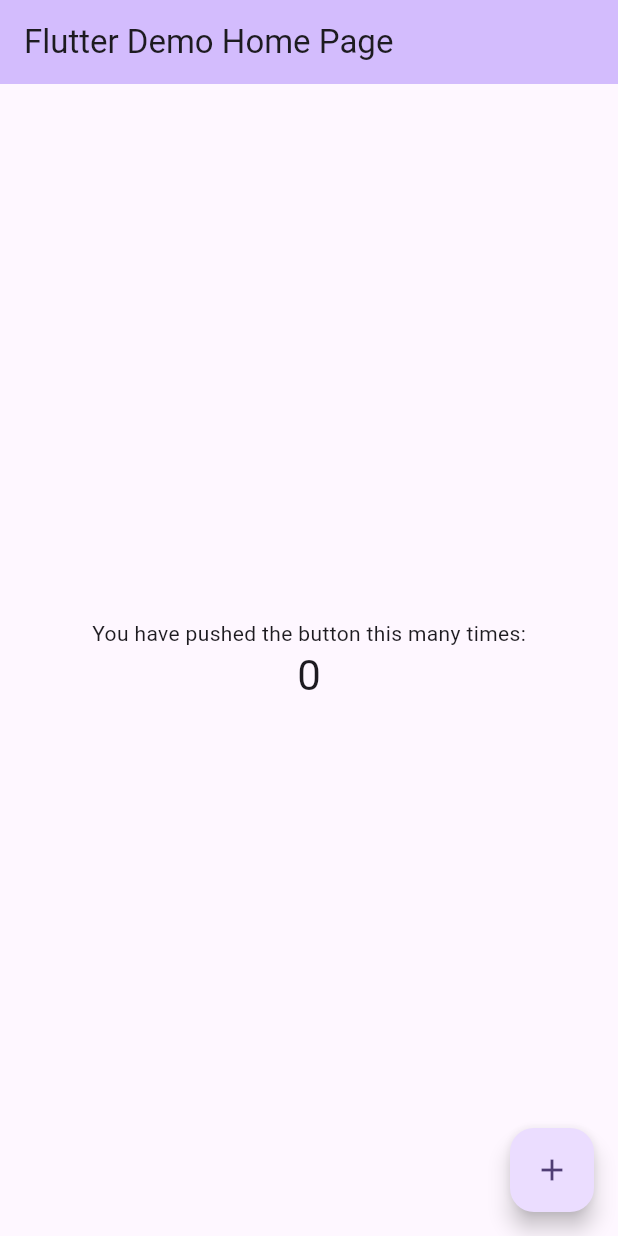
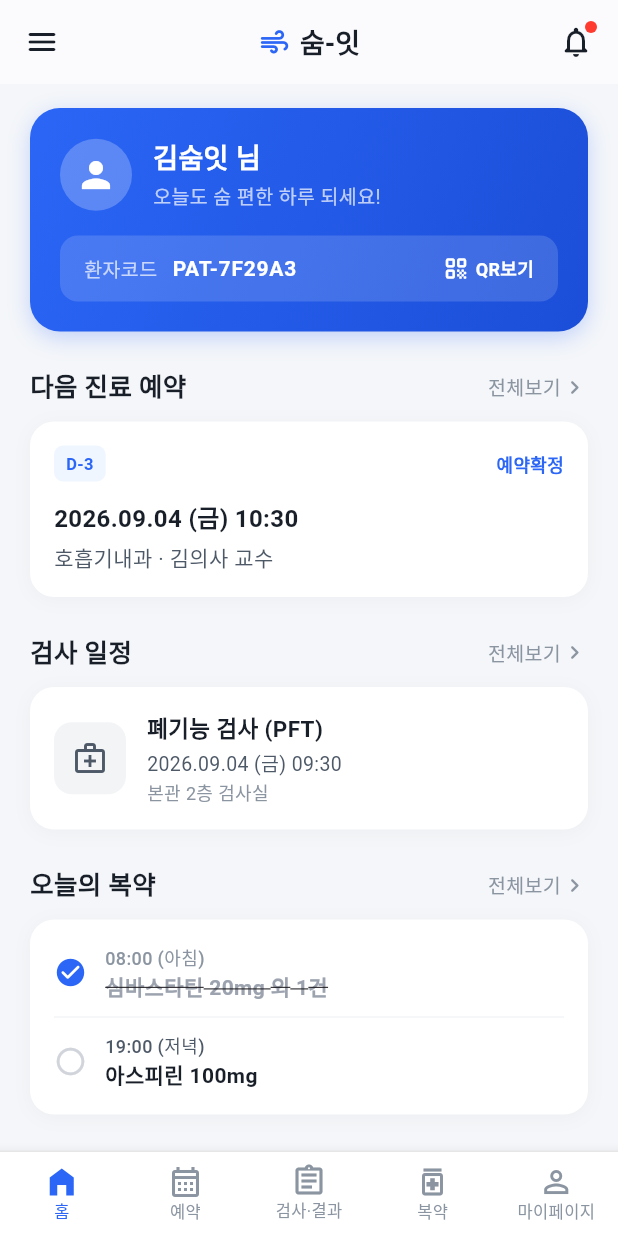
Before and after one commit to 0JustDoIT1/SoomIT, a Flutter app: the screen it shows after launch, on a phone screen of 412 x 824 dp. Run offline on Flutter 3.47's test engine with Material 3 defaults, Android fonts, the phone set to English and light mode, and no system bars.

Commit message:
260901_플러터2

```diff
--- /dev/null
+++ b/patient_app/lib/features/home/screens/home_screen.dart
@@ -0,0 +1,434 @@
+import 'package:flutter/material.dart';
+
+class HomeScreen extends StatefulWidget {
+  const HomeScreen({super.key});
+
+  @override
+  State<HomeScreen> createState() => _HomeScreenState();
+}
+
+class _HomeScreenState extends State<HomeScreen> {
+  int _selectedIndex = 0;
+
+  // 복약 체크 상태 관리 (임시 Mock)
+  final Map<String, bool> _medicationStatus = {
+    'morning': true,
+    'evening': false,
+  };
+
+  @override
+  Widget build(BuildContext context) {
+    return Scaffold(
+      backgroundColor: const Color(0xFFF4F6F9),
+      // 1. 상단 앱바
+      appBar: AppBar(
+        backgroundColor: Colors.white,
+        elevation: 0.5,
+        leading: IconButton(
+          icon: const Icon(Icons.menu_rounded, color: Color(0xFF191F28)),
+          onPressed: () {},
+        ),
+        title: Row(
+          mainAxisSize: MainAxisSize.min,
+          children: const [
+            Icon(Icons.air_rounded, color: Color(0xFF2B66F6), size: 22),
+            SizedBox(width: 6),
+            Text(
+              '숨-잇',
+              style: TextStyle(
+                color: Color(0xFF191F28),
+                fontWeight: FontWeight.bold,
+                fontSize: 18,
+              ),
+            ),
+          ],
+        ),
+        centerTitle: true,
+        actions: [
+          Stack(
+            alignment: Alignment.center,
+            children: [
+              IconButton(
+                icon: const Icon(Icons.notifications_none_rounded, color: Color(0xFF191F28)),
+                onPressed: () {},
+              ),
+              Positioned(
+                right: 10,
+                top: 10,
+                child: Container(
+                  width: 8,
+                  height: 8,
+                  decoration: const BoxDecoration(
+                    color: Color(0xFFFF3B30),
+                    shape: BoxShape.circle,
+                  ),
+                ),
+              ),
+            ],
+          ),
+          const SizedBox(width: 4),
+        ],
+      ),
+
+      // 2. 스크롤 본문
+      body: SafeArea(
+        child: SingleChildScrollView(
+          physics: const BouncingScrollPhysics(),
+          padding: const EdgeInsets.symmetric(horizontal: 20.0, vertical: 16.0),
+          child: Column(
+            crossAxisAlignment: CrossAxisAlignment.start,
+            children: [
+              // 환자 프로필 & 환자코드 카드
+              _buildProfileCard(),
+              const SizedBox(height: 24),
+
+              // 외래진료 예약 섹션
+              _buildSectionHeader('다음 진료 예약', () {}),
+              const SizedBox(height: 10),
+              _buildAppointmentCard(),
+              const SizedBox(height: 24),
+
+              // 검사 일정 섹션
+              _buildSectionHeader('검사 일정', () {}),
+              const SizedBox(height: 10),
+              _buildExamCard(),
+              const SizedBox(height: 24),
+
+              // 복약 일정 섹션
+              _buildSectionHeader('오늘의 복약', () {}),
+              const SizedBox(height: 10),
+              _buildMedicationCard(),
+              const SizedBox(height: 24),
+
+              // 최근 알림 섹션
+              _buildSectionHeader('최근 알림', () {}),
+              const SizedBox(height: 10),
+              _buildRecentNotificationsCard(),
+              const SizedBox(height: 20),
+            ],
+          ),
+        ),
+      ),
+
+      // 3. 하단 탭바
+      bottomNavigationBar: Container(
+        decoration: const BoxDecoration(
+          border: Border(top: BorderSide(color: Color(0xFFEEEEEE), width: 1.0)),
+        ),
+        child: BottomNavigationBar(
+          currentIndex: _selectedIndex,
+          onTap: (index) => setState(() => _selectedIndex = index),
+          type: BottomNavigationBarType.fixed,
+          backgroundColor: Colors.white,
+          selectedItemColor: const Color(0xFF2B66F6),
+          unselectedItemColor: const Color(0xFF8B95A1),
+          selectedFontSize: 11,
+          unselectedFontSize: 11,
+          items: const [
+            BottomNavigationBarItem(icon: Icon(Icons.home_filled), label: '홈'),
+            BottomNavigationBarItem(icon: Icon(Icons.calendar_month_outlined), label: '예약'),
+            BottomNavigationBarItem(icon: Icon(Icons.assignment_outlined), label: '검사·결과'),
+            BottomNavigationBarItem(icon: Icon(Icons.medication_outlined), label: '복약'),
+            BottomNavigationBarItem(icon: Icon(Icons.person_outline), label: '마이페이지'),
+          ],
+        ),
+      ),
+    );
+  }
+
+  // 공통 섹션 헤더
+  Widget _buildSectionHeader(String title, VoidCallback onMoreTap) {
+    return Row(
+      mainAxisAlignment: MainAxisAlignment.spaceBetween,
+      children: [
+        Text(
+          title,
+          style: const TextStyle(
+            fontSize: 17,
+            fontWeight: FontWeight.bold,
+            color: Color(0xFF191F28),
+          ),
+        ),
+        GestureDetector(
+          onTap: onMoreTap,
+          child: const Row(
+            children: [
+              Text(
+                '전체보기',
+                style: TextStyle(fontSize: 13, color: Color(0xFF8B95A1), fontWeight: FontWeight.w500),
+              ),
+              Icon(Icons.chevron_right_rounded, size: 18, color: Color(0xFF8B95A1)),
+            ],
+          ),
+        ),
+      ],
+    );
+  }
+
+  // 1) 프로필 & 환자코드 카드
+  Widget _buildProfileCard() {
+    return Container(
+      padding: const EdgeInsets.all(20),
+      decoration: BoxDecoration(
+        gradient: const LinearGradient(
+          colors: [Color(0xFF2B66F6), Color(0xFF1B4ED8)],
+          begin: Alignment.topLeft,
+          end: Alignment.bottomRight,
+        ),
+        borderRadius: BorderRadius.circular(20),
+        boxShadow: [
+          BoxShadow(
+            color: const Color(0xFF2B66F6).withOpacity(0.25),
+            blurRadius: 12,
+            offset: const Offset(0, 4),
+          ),
+        ],
+      ),
+      child: Column(
+        children: [
+          Row(
+            children: [
+              const CircleAvatar(
+                radius: 24,
+                backgroundColor: Colors.white24,
+                child: Icon(Icons.person, color: Colors.white, size: 28),
+              ),
+              const SizedBox(width: 14),
+              Column(
+                crossAxisAlignment: CrossAxisAlignment.start,
+                children: const [
+                  Text(
+                    '김숨잇 님',
+                    style: TextStyle(fontSize: 18, fontWeight: FontWeight.bold, color: Colors.white),
+                  ),
+                  SizedBox(height: 2),
+                  Text(
+                    '오늘도 숨 편한 하루 되세요!',
+                    style: TextStyle(fontSize: 13, color: Colors.white70),
+                  ),
+                ],
+              ),
+            ],
+          ),
+          const SizedBox(height: 16),
+          Container(
+            padding: const EdgeInsets.symmetric(horizontal: 16, vertical: 12),
+            decoration: BoxDecoration(
+              color: Colors.white.withOpacity(0.15),
+              borderRadius: BorderRadius.circular(12),
+            ),
+            child: Row(
+              mainAxisAlignment: MainAxisAlignment.spaceBetween,
+              children: [
+                const Row(
+                  children: [
+                    Text('환자코드', style: TextStyle(fontSize: 13, color: Colors.white70)),
+                    SizedBox(width: 10),
+                    Text(
+                      'PAT-7F29A3',
+                      style: TextStyle(fontSize: 14, fontWeight: FontWeight.bold, color: Colors.white, letterSpacing: 0.5),
+                    ),
+                  ],
+                ),
+                InkWell(
+                  onTap: () {},
+                  child: Row(
+                    children: const [
+                      Icon(Icons.qr_code_rounded, color: Colors.white, size: 18),
+                      SizedBox(width: 4),
+                      Text('QR보기', style: TextStyle(fontSize: 12, color: Colors.white, fontWeight: FontWeight.w600)),
+                    ],
+                  ),
+                ),
+              ],
+            ),
+          ),
+        ],
+      ),
+    );
+  }
+
+  // 2) 외래진료 예약 카드
+  Widget _buildAppointmentCard() {
+    return _buildBaseCard(
+      child: Column(
+        crossAxisAlignment: CrossAxisAlignment.start,
+        children: [
+          Row(
+            mainAxisAlignment: MainAxisAlignment.spaceBetween,
+            children: [
+              _buildTag('D-3', const Color(0xFFEFF6FF), const Color(0xFF2B66F6)),
+              const Text('예약확정', style: TextStyle(fontSize: 12, color: Color(0xFF2B66F6), fontWeight: FontWeight.w600)),
+            ],
+          ),
+          const SizedBox(height: 12),
+          const Text('2026.09.04 (금) 10:30', style: TextStyle(fontSize: 16, fontWeight: FontWeight.bold, color: Color(0xFF191F28))),
+          const SizedBox(height: 4),
+          const Text('호흡기내과 · 김의사 교수', style: TextStyle(fontSize: 14, color: Color(0xFF4E5968))),
+        ],
+      ),
+    );
+  }
+
+  // 3) 검사 일정 카드
+  Widget _buildExamCard() {
+    return _buildBaseCard(
+      child: Row(
+        children: [
+          Container(
+            padding: const EdgeInsets.all(12),
+            decoration: BoxDecoration(
+              color: const Color(0xFFF3F4F6),
+              borderRadius: BorderRadius.circular(12),
+            ),
+            child: const Icon(Icons.medical_services_outlined, color: Color(0xFF4E5968), size: 24),
+          ),
+          const SizedBox(width: 14),
+          Expanded(
+            child: Column(
+              crossAxisAlignment: CrossAxisAlignment.start,
+              children: const [
+                Text('폐기능 검사 (PFT)', style: TextStyle(fontSize: 15, fontWeight: FontWeight.bold, color: Color(0xFF191F28))),
+                SizedBox(height: 2),
+                Text('2026.09.04 (금) 09:30', style: TextStyle(fontSize: 13, color: Color(0xFF4E5968))),
+                Text('본관 2층 검사실', style: TextStyle(fontSize: 12, color: Color(0xFF8B95A1))),
+              ],
+            ),
+          ),
+        ],
+      ),
+    );
+  }
+
+  // 4) 복약 일정 카드
+  Widget _buildMedicationCard() {
+    return _buildBaseCard(
+      child: Column(
+        children: [
+          _buildMedicationRow('morning', '08:00 (아침)', '심바스타틴 20mg 외 1건'),
+          const Divider(height: 20, color: Color(0xFFF2F4F6)),
+          _buildMedicationRow('evening', '19:00 (저녁)', '아스피린 100mg'),
+        ],
+      ),
+    );
+  }
+
+  Widget _buildMedicationRow(String key, String time, String name) {
+    bool isDone = _medicationStatus[key] ?? false;
+    return Row(
+      children: [
+        GestureDetector(
+          onTap: () {
+            setState(() {
+              _medicationStatus[key] = !isDone;
+            });
+          },
+          child: Icon(
+            isDone ? Icons.check_circle_rounded : Icons.radio_button_unchecked_rounded,
+            color: isDone ? const Color(0xFF2B66F6) : const Color(0xFFD1D5DB),
+            size: 22,
+          ),
+        ),
+        const SizedBox(width: 12),
+        Expanded(
+          child: Column(
+            crossAxisAlignment: CrossAxisAlignment.start,
+            children: [
+              Text(
+                time,
+                style: TextStyle(
+                  fontSize: 12,
+                  color: isDone ? const Color(0xFF8B95A1) : const Color(0xFF4E5968),
+                  fontWeight: FontWeight.w500,
+                ),
+              ),
+              Text(
+                name,
+                style: TextStyle(
+                  fontSize: 14,
+                  fontWeight: FontWeight.w600,
+                  color: isDone ? const Color(0xFF9CA3AF) : const Color(0xFF191F28),
+                  decoration: isDone ? TextDecoration.lineThrough : null,
+                ),
+              ),
+            ],
+          ),
+        ),
+      ],
+    );
+  }
+
+  // 5) 최근 알림 카드
+  Widget _buildRecentNotificationsCard() {
+    return _buildBaseCard(
+      padding: const EdgeInsets.symmetric(horizontal: 16, vertical: 8),
+      child: Column(
+        children: [
+          _buildNotificationItem('폐기능 검사 결과지가 등록되었습니다.', '10분 전'),
+          const Divider(height: 1, color: Color(0xFFF2F4F6)),
+          _buildNotificationItem('9월 4일 진료 예약 안내', '1시간 전'),
+        ],
+      ),
+    );
+  }
+
+  Widget _buildNotificationItem(String title, String time) {
+    return Padding(
+      padding: const EdgeInsets.symmetric(vertical: 10.0),
+      child: Row(
+        children: [
+          Container(
+            width: 6,
+            height: 6,
+            decoration: const BoxDecoration(color: Color(0xFF2B66F6), shape: BoxShape.circle),
+          ),
+          const SizedBox(width: 10),
+          Expanded(
+            child: Text(
+              title,
+              style: const TextStyle(fontSize: 13, color: Color(0xFF333D4B)),
+              overflow: TextOverflow.ellipsis,
+            ),
+          ),
+          const SizedBox(width: 8),
+          Text(time, style: const TextStyle(fontSize: 11, color: Color(0xFF8B95A1))),
+        ],
+      ),
+    );
+  }
+
+  // 카드 공통 래퍼 위젯
+  Widget _buildBaseCard({required Widget child, EdgeInsetsGeometry? padding}) {
+    return Container(
+      width: double.infinity,
+      padding: padding ?? const EdgeInsets.all(16),
+      decoration: BoxDecoration(
+        color: Colors.white,
+        borderRadius: BorderRadius.circular(16),
+        boxShadow: [
+          BoxShadow(
+            color: Colors.black.withOpacity(0.03),
+            blurRadius: 10,
+            offset: const Offset(0, 2),
+          ),
+        ],
+      ),
+      child: child,
+    );
+  }
+
+  // Tag 위젯
+  Widget _buildTag(String text, Color bgColor, Color textColor) {
+    return Container(
+      padding: const EdgeInsets.symmetric(horizontal: 8, vertical: 4),
+      decoration: BoxDecoration(
+        color: bgColor,
+        borderRadius: BorderRadius.circular(6),
+      ),
+      child: Text(
+        text,
+        style: TextStyle(fontSize: 11, fontWeight: FontWeight.bold, color: textColor),
+      ),
+    );
+  }
+}
--- a/patient_app/lib/main.dart
+++ b/patient_app/lib/main.dart
@@ -1,4 +1,5 @@
 import 'package:flutter/material.dart';
+import 'features/home/screens/home_screen.dart';
 
 void main() {
   runApp(const MyApp());
@@ -7,116 +8,16 @@ void main() {
 class MyApp extends StatelessWidget {
   const MyApp({super.key});
 
-  // This widget is the root of your application.
   @override
   Widget build(BuildContext context) {
     return MaterialApp(
-      title: 'Flutter Demo',
+      title: 'Soom-it Patient',
+      debugShowCheckedModeBanner: false,
       theme: ThemeData(
-        // This is the theme of your application.
-        //
-        // TRY THIS: Try running your application with "flutter run". You'll see
-        // the application has a purple toolbar. Then, without quitting the app,
-        // try changing the seedColor in the colorScheme below to Colors.green
-        // and then invoke "hot reload" (save your changes or press the "hot
-        // reload" button in a Flutter-supported IDE, or press "r" if you used
-        // the command line to start the app).
-        //
-        // Notice that the counter didn't reset back to zero; the application
-        // state is not lost during the reload. To reset the state, use hot
-        // restart instead.
-        //
-        // This works for code too, not just values: Most code changes can be
-        // tested with just a hot reload.
-        colorScheme: .fromSeed(seedColor: Colors.deepPurple),
+        primarySwatch: Colors.blue,
+        scaffoldBackgroundColor: const Color(0xFFF4F6F9),
       ),
-      home: const MyHomePage(title: 'Flutter Demo Home Page'),
+      home: const HomeScreen(),
     );
   }
 }
-
-class MyHomePage extends StatefulWidget {
-  const MyHomePage({super.key, required this.title});
-
-  // This widget is the home page of your application. It is stateful, meaning
-  // that it has a State object (defined below) that contains fields that affect
-  // how it looks.
-
-  // This class is the configuration for the state. It holds the values (in this
-  // case the title) provided by the parent (in this case the App widget) and
-  // used by the build method of the State. Fields in a Widget subclass are
-  // always marked "final".
-
-  final String title;
-
-  @override
-  State<MyHomePage> createState() => _MyHomePageState();
-}
-
-class _MyHomePageState extends State<MyHomePage> {
-  int _counter = 0;
-
-  void _incrementCounter() {
-    setState(() {
-      // This call to setState tells the Flutter framework that something has
-      // changed in this State, which causes it to rerun the build method below
-      // so that the display can reflect the updated values. If we changed
-      // _counter without calling setState(), then the build method would not be
-      // called again, and so nothing would appear to happen.
-      _counter++;
-    });
-  }
-
-  @override
-  Widget build(BuildContext context) {
-    // This method is rerun every time setState is called, for instance as done
-    // by the _incrementCounter method above.
-    //
-    // The Flutter framework has been optimized to make rerunning build methods
-    // fast, so that you can just rebuild anything that needs updating rather
-    // than having to individually change instances of widgets.
-    return Scaffold(
-      appBar: AppBar(
-        // TRY THIS: Try changing the color here to a specific color (to
-        // Colors.amber, perhaps?) and trigger a hot reload to see the AppBar
-        // change color while the other colors stay the same.
-        backgroundColor: Theme.of(context).colorScheme.inversePrimary,
-        // Here we take the value from the MyHomePage object that was created by
-        // the App.build method, and use it to set our appbar title.
-        title: Text(widget.title),
-      ),
-      body: Center(
-        // Center is a layout widget. It takes a single child and positions it
-        // in the middle of the parent.
-        child: Column(
-          // Column is also a layout widget. It takes a list of children and
-          // arranges them vertically. By default, it sizes itself to fit its
-          // children horizontally, and tries to be as tall as its parent.
-          //
-          // Column has various properties to control how it sizes itself and
-          // how it positions its children. Here we use mainAxisAlignment to
-          // center the children vertically; the main axis here is the vertical
-          // axis because Columns are vertical (the cross axis would be
-          // horizontal).
-          //
-          // TRY THIS: Invoke "debug painting" (choose the "Toggle Debug Paint"
-          // action in the IDE, or press "p" in the console), to see the
-          // wireframe for each widget.
-          mainAxisAlignment: .center,
-          children: [
-            const Text('You have pushed the button this many times:'),
-            Text(
-              '$_counter',
-              style: Theme.of(context).textTheme.headlineMedium,
-            ),
-          ],
-        ),
-      ),
-      floatingActionButton: FloatingActionButton(
-        onPressed: _incrementCounter,
-        tooltip: 'Increment',
-        child: const Icon(Icons.add),
-      ),
-    );
-  }
-}
```
Also changed, not shown: patient_app/lib/features/home/home_screen.dart (deleted).
